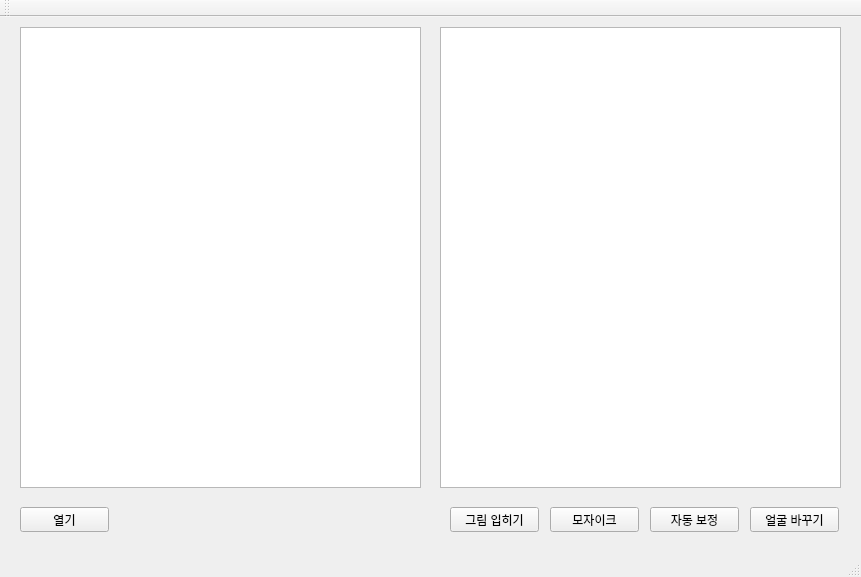
The window that mainwindow.ui (OOPTeam11/WONS) describes before a commit, drawn with Qt 5.
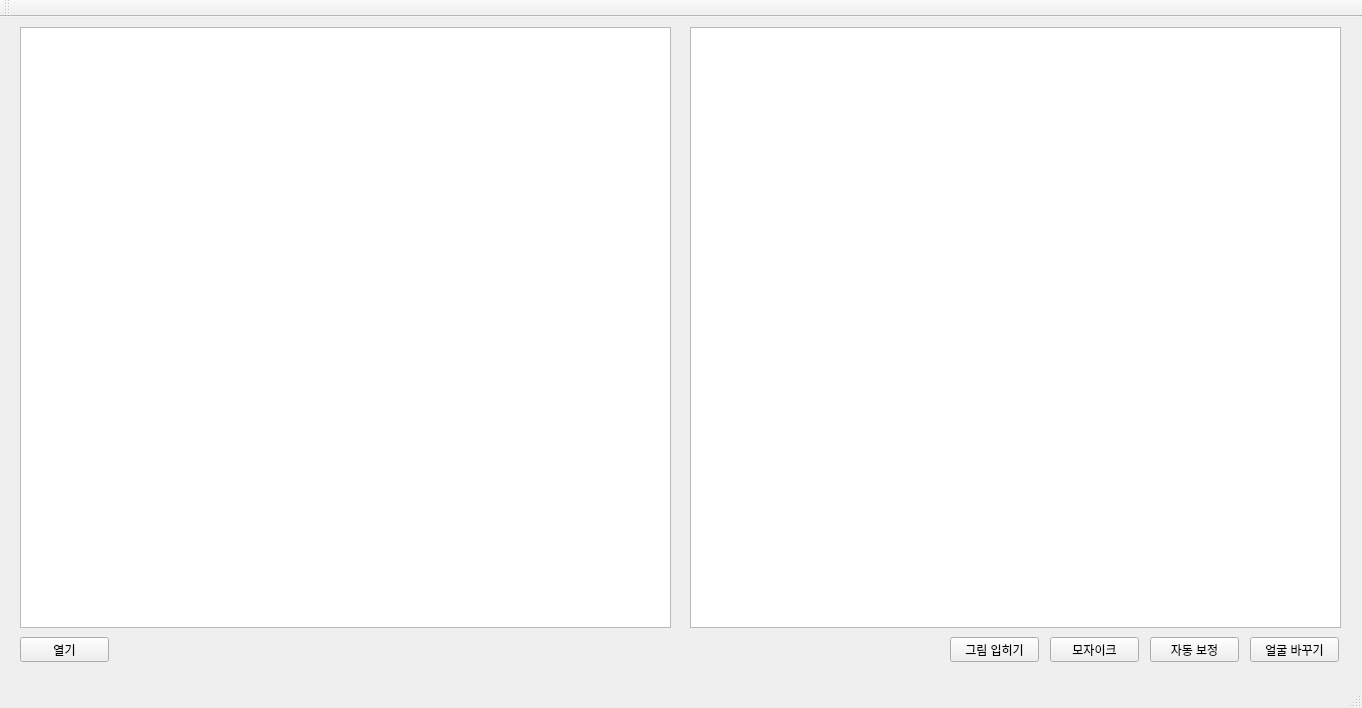
The same window after the commit.

Commit message: add effect button

Patch:
```diff
--- a/mainwindow.ui
+++ b/mainwindow.ui
@@ -6,8 +6,8 @@
    <rect>
     <x>0</x>
     <y>0</y>
-    <width>861</width>
-    <height>577</height>
+    <width>1362</width>
+    <height>708</height>
    </rect>
   </property>
   <property name="windowTitle">
@@ -17,8 +17,8 @@
    <widget class="QPushButton" name="covertImage">
     <property name="geometry">
      <rect>
-      <x>450</x>
-      <y>490</y>
+      <x>950</x>
+      <y>620</y>
       <width>89</width>
       <height>25</height>
      </rect>
@@ -30,8 +30,8 @@
    <widget class="QPushButton" name="Mosaic">
     <property name="geometry">
      <rect>
-      <x>550</x>
-      <y>490</y>
+      <x>1050</x>
+      <y>620</y>
       <width>89</width>
       <height>25</height>
      </rect>
@@ -43,8 +43,8 @@
    <widget class="QPushButton" name="calibration">
     <property name="geometry">
      <rect>
-      <x>650</x>
-      <y>490</y>
+      <x>1150</x>
+      <y>620</y>
       <width>89</width>
       <height>25</height>
      </rect>
@@ -56,8 +56,8 @@
    <widget class="QPushButton" name="convertFace">
     <property name="geometry">
      <rect>
-      <x>750</x>
-      <y>490</y>
+      <x>1250</x>
+      <y>620</y>
       <width>89</width>
       <height>25</height>
      </rect>
@@ -71,18 +71,18 @@
      <rect>
       <x>20</x>
       <y>10</y>
-      <width>401</width>
-      <height>461</height>
+      <width>651</width>
+      <height>601</height>
      </rect>
     </property>
    </widget>
    <widget class="QGraphicsView" name="convertGraphicsView">
     <property name="geometry">
      <rect>
-      <x>440</x>
+      <x>690</x>
       <y>10</y>
-      <width>401</width>
-      <height>461</height>
+      <width>651</width>
+      <height>601</height>
      </rect>
     </property>
    </widget>
@@ -90,7 +90,7 @@
     <property name="geometry">
      <rect>
       <x>20</x>
-      <y>490</y>
+      <y>620</y>
       <width>89</width>
       <height>25</height>
      </rect>
```
Left out of the diff: 2 changed lines with no effect on the pictures. The commit also changes 6 other files.
